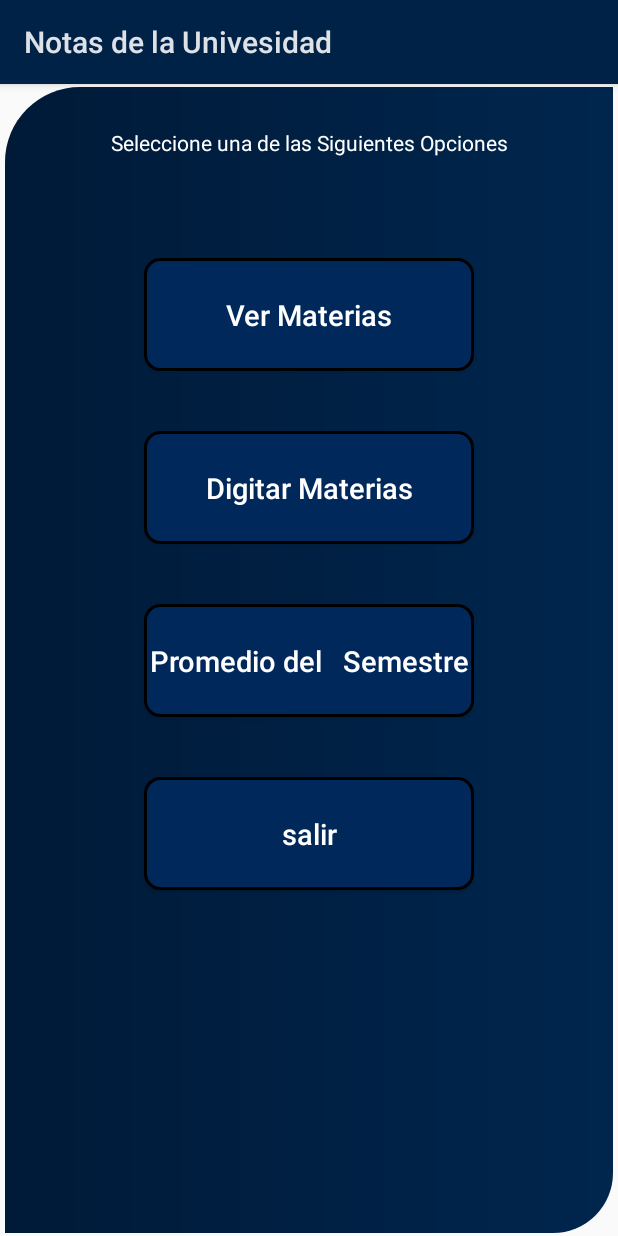
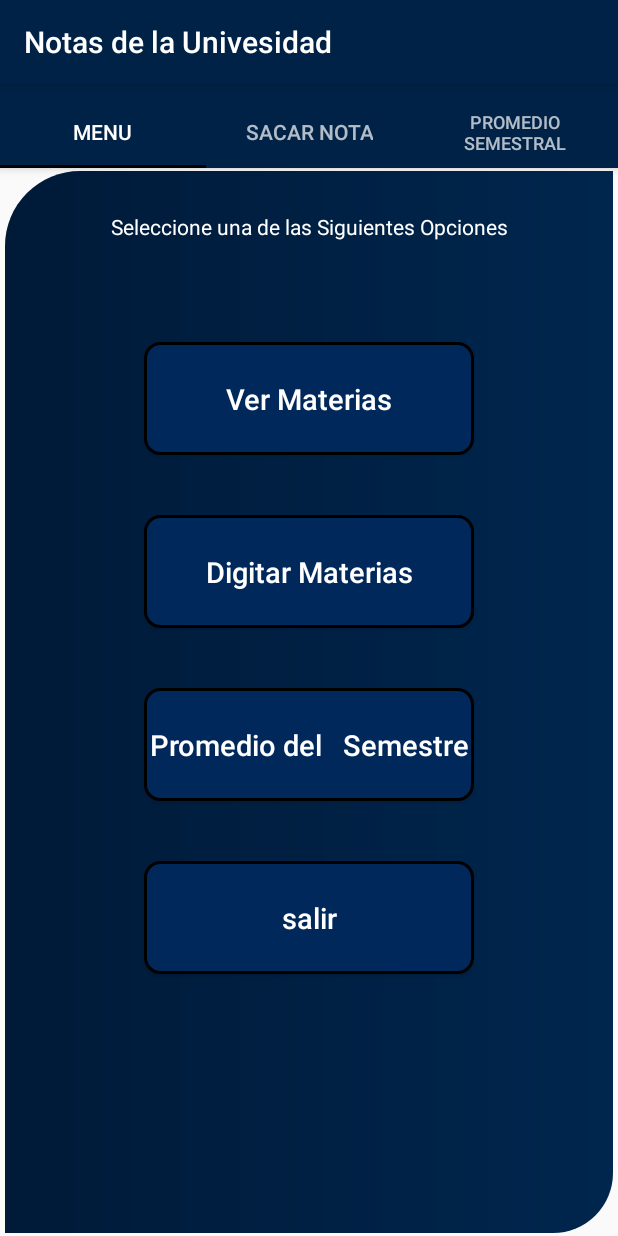
Before and after one commit to Raynor119/NotasdelaUP, an Android app: the digitarmi screen opened directly, with no data from a screen before it, after a tap on "Siguiente", on a phone screen of 412 x 824 dp. Run offline under Robolectric (Android 15) with nearby library versions, the light colour scheme and no system bars.

Commit message:
menu funcional

```diff
--- a/app/src/main/AndroidManifest.xml
+++ b/app/src/main/AndroidManifest.xml
@@ -14,7 +14,7 @@
             </activity>
           <activity
           android:name=".inicio"
-          android:theme="@style/Theme.AppCompat.Light.NoActionBar">
+			  android:theme="@style/Theme.AppCompat.Light.NoActionBar">
 
           <intent-filter>
                 <action android:name="android.intent.action.MAIN" />
@@ -50,6 +50,10 @@
 		<activity
 			android:name=".promed">
         </activity>
+		<activity
+			android:name=".main"
+			android:theme="@style/AppTh">
+		</activity>
     </application>
 
 </manifest>
--- a/app/src/main/java/com/pixels/cc/digitarmi.java
+++ b/app/src/main/java/com/pixels/cc/digitarmi.java
@@ -86,7 +86,7 @@ EditText mater,credit;
 
         }
         public void sigu(View v){
-          Intent intent =new Intent(digitarmi.this,menu.class);
+          Intent intent =new Intent(digitarmi.this,main.class);
             startActivity(intent);
             finish();
         }
--- a/app/src/main/java/com/pixels/cc/inicio.java
+++ b/app/src/main/java/com/pixels/cc/inicio.java
@@ -14,7 +14,7 @@ import android.content.IntentSender;
 import com.pixels.cc.R;
 
 
-public class inicio extends Activity {
+public class inicio extends AppCompatActivity {
 @Override
     protected void onCreate(Bundle savedInstanceState) {
         super.onCreate(savedInstanceState);
@@ -32,7 +32,7 @@ public class inicio extends Activity {
                         finish();
                         break;
                     case 1:
-                       intent = new Intent(inicio.this, menu.class);
+                       intent = new Intent(inicio.this, main.class);
                         startActivity(intent);
                         finish();
                         break;
--- /dev/null
+++ b/app/src/main/java/com/pixels/cc/main.java
@@ -0,0 +1,119 @@
+package com.pixels.cc;
+
+import android.os.Bundle;
+import android.support.design.widget.TabLayout;
+import android.support.v4.app.Fragment;
+import android.support.v4.app.FragmentManager;
+import android.support.v4.app.FragmentPagerAdapter;
+import android.support.v4.app.FragmentTransaction;
+import android.support.v4.view.ViewPager;
+import android.support.v7.app.ActionBar;
+import android.support.v7.app.AppCompatActivity;
+import android.support.v7.widget.Toolbar;
+import com.pixels.cc.R;
+
+public class main extends AppCompatActivity  implements ActionBar.TabListener, ViewPager.OnPageChangeListener{
+
+
+	private SectionsPagerAdapter mSectionsPagerAdapter;
+	private ViewPager mViewPager;
+	@Override
+	protected void onCreate(Bundle savedInstanceState){
+		super.onCreate(savedInstanceState);
+		setContentView(R.layout.activity_man);
+		//Toolbar toolbar = (Toolbar) findViewById(R.id.toolbar);
+       // setSupportActionBar(toolbar);
+		mSectionsPagerAdapter = new SectionsPagerAdapter(getSupportFragmentManager());
+		mViewPager = (ViewPager) findViewById(R.id.container);
+        mViewPager.setAdapter(mSectionsPagerAdapter);
+
+        TabLayout tabLayout = (TabLayout) findViewById(R.id.tabs);
+        tabLayout.setupWithViewPager(mViewPager);
+
+	}
+
+	@Override
+    public void onTabSelected(ActionBar.Tab tab, FragmentTransaction ft) {
+        mViewPager.setCurrentItem(tab.getPosition());
+    }
+
+    @Override
+    public void onTabUnselected(ActionBar.Tab tab, FragmentTransaction ft) {
+
+    }
+
+    @Override
+    public void onTabReselected(ActionBar.Tab tab, FragmentTransaction ft) {
+
+    }
+
+    // Métodos de la interfaz ViewPager.OnPageChangeListener
+    @Override
+    public void onPageScrolled(int position, float positionOffset, int positionOffsetPixels) {
+
+    }
+
+    @Override
+    public void onPageSelected(int position) {
+        getSupportActionBar().setSelectedNavigationItem(position);
+    }
+
+    @Override
+    public void onPageScrollStateChanged(int state) {
+
+    }
+
+
+
+
+	public class SectionsPagerAdapter extends FragmentPagerAdapter {
+
+        public SectionsPagerAdapter(FragmentManager fm) {
+            super(fm);
+        }
+
+        @Override
+        public Fragment getItem(int position) {
+
+            Fragment tabFragment = null;
+
+            switch (position){
+                case 0:
+                    tabFragment = new menu();
+                    break;
+                case 1:
+                    tabFragment = new menu2();
+                    break;
+				case 2:
+                    tabFragment = new menu3();
+                    break;
+            }
+            return tabFragment;
+        }
+
+        @Override
+        public int getCount() {
+            // Show 2 total pages.
+            return 3;
+        }
+
+        @Override
+        public CharSequence getPageTitle(int position) {
+
+            String section = null;
+
+            switch (position) {
+                case 0:
+                    section = "Menu";
+                    break;
+                case 1:
+                    section = "Sacar Nota";
+                    break;
+				case 2:
+                    section = "Promedio Semestral";
+                    break;
+            }
+            return section;
+        }
+    }
+}
--- a/app/src/main/java/com/pixels/cc/menu.java
+++ b/app/src/main/java/com/pixels/cc/menu.java
@@ -1,36 +1,74 @@
 package com.pixels.cc;
 
-import android.app.Activity;
+import android.content.Intent;
 import android.os.Bundle;
-import android.support.v7.app.AppCompatActivity;
+import android.support.v4.app.Fragment;
+import android.view.LayoutInflater;
 import android.view.View;
-import android.widget.Button;
-import android.widget.EditText;
-import android.widget.TextView;
-import android.content.Intent;
-import android.content.IntentSender;
-import com.pixels.cc.R;
+import android.view.ViewGroup;
+import android.widget.*;
 
-public class menu extends Activity {
-@Override
-    protected void onCreate(Bundle savedInstanceState) {
-    super.onCreate(savedInstanceState);
-    setContentView(R.layout.activity_menu);
-       }
-     public void sali(View v){
-       finish();
-     }
-     public void digit(View v){
-       Intent intent =new Intent(menu.this,digitarm.class);
-            startActivity(intent);
-     }
-     public void most(View v){
-         Intent intent =new Intent(menu.this,mostrar.class);
-            startActivity(intent);
-}
-     public void pormeed(View v){
-		 Intent intent =new Intent(menu.this,promed.class);
-		 startActivity(intent);
-	 }
+public class menu extends Fragment{
+	View vie;
+	Button salir,digit,most,pormeed;
+
+	menu(){
+
+	}
+	@Override
+    public void onCreate(Bundle savedInstanceState) {
+        super.onCreate(savedInstanceState);
+    }
+
+    @Override
+    public View onCreateView(LayoutInflater inflater, ViewGroup container,
+                             Bundle savedInstanceState) {
+        // Inflate the layout for this fragment
+		vie=inflater.inflate(R.layout.activity_menu, container, false);
+		most=vie.findViewById(R.id.botton01);
+		digit=vie.findViewById(R.id.botton02);
+		pormeed=vie.findViewById(R.id.botton03);
+		salir=vie.findViewById(R.id.botton04);
+
+		most.setOnClickListener(new View.OnClickListener(){
+			@Override
+			public void onClick(View view){
+				Intent intent =new Intent(getActivity(),mostrar.class);
+				getActivity().startActivity(intent);
+
+			}
+
+		});
+
+		digit.setOnClickListener(new View.OnClickListener(){
+			@Override
+			public void onClick(View view){
+				Intent intent =new Intent(getActivity(),digitarm.class);
+				getActivity().startActivity(intent);
+			}
+		});
+
+		pormeed.setOnClickListener(new View.OnClickListener(){
+
+			@Override
+			public void onClick(View view){
+				Intent intent =new Intent(getActivity(),promed.class);
+				getActivity().startActivity(intent);
+
+			}
+
+		});
+		salir.setOnClickListener(new View.OnClickListener(){
+			@Override
+			public void onClick(View view){
+				getActivity().finish();
+			}
+
+		});
+		return vie;
+	}
+
+
+
 
 }
--- /dev/null
+++ b/app/src/main/java/com/pixels/cc/menu2.java
@@ -0,0 +1,29 @@
+package com.pixels.cc;
+
+import android.content.Intent;
+import android.os.Bundle;
+import android.support.v4.app.Fragment;
+import android.view.LayoutInflater;
+import android.view.View;
+import android.view.ViewGroup;
+import android.widget.*;
+
+public class menu2 extends Fragment
+{
+	View vie;
+	menu2(){
+
+	}
+	@Override
+    public void onCreate(Bundle savedInstanceState) {
+        super.onCreate(savedInstanceState);
+    }
+
+    @Override
+    public View onCreateView(LayoutInflater inflater, ViewGroup container,
+                             Bundle savedInstanceState) {
+        // Inflate the layout for this fragment
+		vie=inflater.inflate(R.layout.activity_menu2, container, false);
+		return vie;
+		}
+}
--- /dev/null
+++ b/app/src/main/res/layout/activity_man.xml
@@ -0,0 +1,31 @@
+<?xml version="1.0" encoding="utf-8"?>
+<android.support.design.widget.CoordinatorLayout xmlns:android="http://schemas.android.com/apk/res/android"
+    xmlns:app="http://schemas.android.com/apk/res-auto"
+    xmlns:tools="http://schemas.android.com/tools"
+    android:id="@+id/main_content"
+    android:layout_width="match_parent"
+    android:layout_height="match_parent"
+    android:fitsSystemWindows="true"
+    tools:context="com.pixels.cc.main">
+
+    <android.support.design.widget.AppBarLayout
+        android:id="@+id/appbar"
+        android:layout_width="match_parent"
+        android:layout_height="wrap_content"
+        android:paddingTop="@dimen/appbar_padding_top"
+        android:theme="@style/AppTheme_AppBarOverlay">
+
+        <android.support.design.widget.TabLayout
+            android:id="@+id/tabs"
+            android:layout_width="match_parent"
+            android:layout_height="wrap_content" />
+
+    </android.support.design.widget.AppBarLayout>
+
+    <android.support.v4.view.ViewPager
+        android:id="@+id/container"
+        android:layout_width="match_parent"
+        android:layout_height="match_parent"
+        app:layout_behavior="@string/appbar_scrolling_view_behavior" />
+
+</android.support.design.widget.CoordinatorLayout>
--- a/app/src/main/res/layout/activity_menu.xml
+++ b/app/src/main/res/layout/activity_menu.xml
@@ -1,4 +1,9 @@
 <?xml version="1.0" encoding="utf-8"?>
+<FrameLayout
+	xmlns:android="http://schemas.android.com/apk/res/android"
+	android:layout_height="match_parent"
+	android:layout_width="match_parent">
+
 <LinearLayout
 	xmlns:android="http://schemas.android.com/apk/res/android"
 	android:layout_width="match_parent"
@@ -37,7 +42,7 @@
 		android:textColor="#FFFFFF"
 		android:background="@drawable/button_background"
 		android:layout_gravity="center_horizontal"
-		android:onClick="most"/>
+		/>
 
 	<TextView
 		android:id="@+id/espacio01"
@@ -55,7 +60,7 @@
 		android:textSize="19sp"
 		android:textAllCaps="false"
 		android:textColor="#FFFFFF"
-		android:onClick="digit"
+
 		android:layout_gravity="center_horizontal"
 		android:text="Digitar Materias"/>
 
@@ -74,7 +79,7 @@
 		android:background="@drawable/button_background"
 		android:textSize="19sp"
 		android:textAllCaps="false"
-		android:onClick="pormeed"
+
 		android:layout_gravity="center_horizontal"
 		android:text="Promedio del   Semestre"
 		android:textColor="#FFFFFF"/>
@@ -97,6 +102,7 @@
 		android:textAllCaps="false"
 		android:textColor="#FFFFFF"
 		android:layout_gravity="center_horizontal"
-		android:onClick="sali"/>
+		/>
 
 </LinearLayout>
+</FrameLayout>
--- /dev/null
+++ b/app/src/main/res/values-w820dp/dimens.xml
@@ -0,0 +1,6 @@
+<resources>
+    <!-- Example customization of dimensions originally defined in res/values/dimens.xml
+         (such as screen margins) for screens with more than 820dp of available width. This
+         would include 7" and 10" devices in landscape (~960dp and ~1280dp respectively). -->
+    <dimen name="activity_horizontal_margin">64dp</dimen>
+</resources>
--- a/app/src/main/res/values/styles.xml
+++ b/app/src/main/res/values/styles.xml
@@ -1,10 +1,20 @@
 <resources>
 
     <!-- Base application theme. -->
-    <style name="AppTheme" parent="android:Theme.Material.Light.DarkActionBar">
+    <style name="AppTheme" parent="Theme.AppCompat.Light.DarkActionBar">
+        <!-- Customize your theme here. -->
         <item name="colorPrimary">@color/colorPrimary</item>
         <item name="colorPrimaryDark">@color/colorPrimaryDark</item>
         <item name="colorAccent">@color/colorAccent</item>
     </style>
 
+    <style name="AppTheme.NoActionBar">
+        <item name="windowActionBar">false</item>
+        <item name="windowNoTitle">true</item>
+    </style>
+
+    <style name="AppTheme_AppBarOverlay" parent="ThemeOverlay.AppCompat.Dark.ActionBar" />
+
+    <style name="AppTheme_PopupOverlay" parent="ThemeOverlay.AppCompat.Light" />
+
 </resources>
```
Also changed, not shown: app/build.gradle (+11 -6 lines), app/src/main/java/com/pixels/cc/menu3.java (added, +31 -0 lines), app/src/main/res/layout/activity_menu2.xml (added, +12 -0 lines), app/src/main/res/layout/activity_menu3.xml (added, +12 -0 lines), app/src/main/res/values/dimens.xml (added, +7 -0 lines), 1074 other files.
